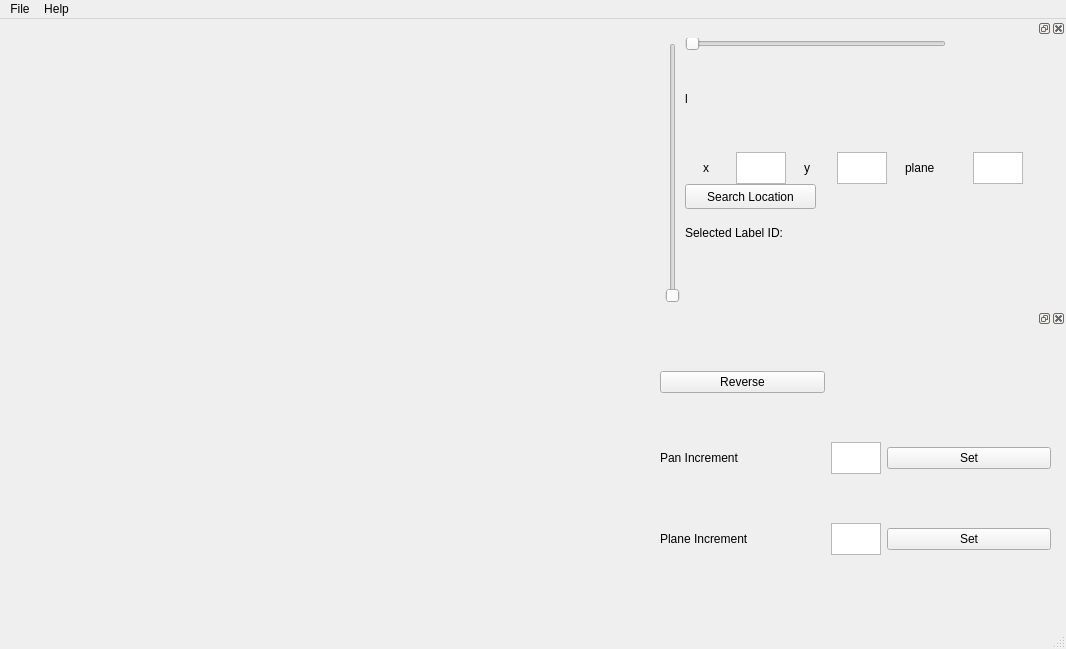
Old version of the form dvid_viewer/Gui/dvid_viewer.ui in the repository janelia-flyem/libdvid-utils.
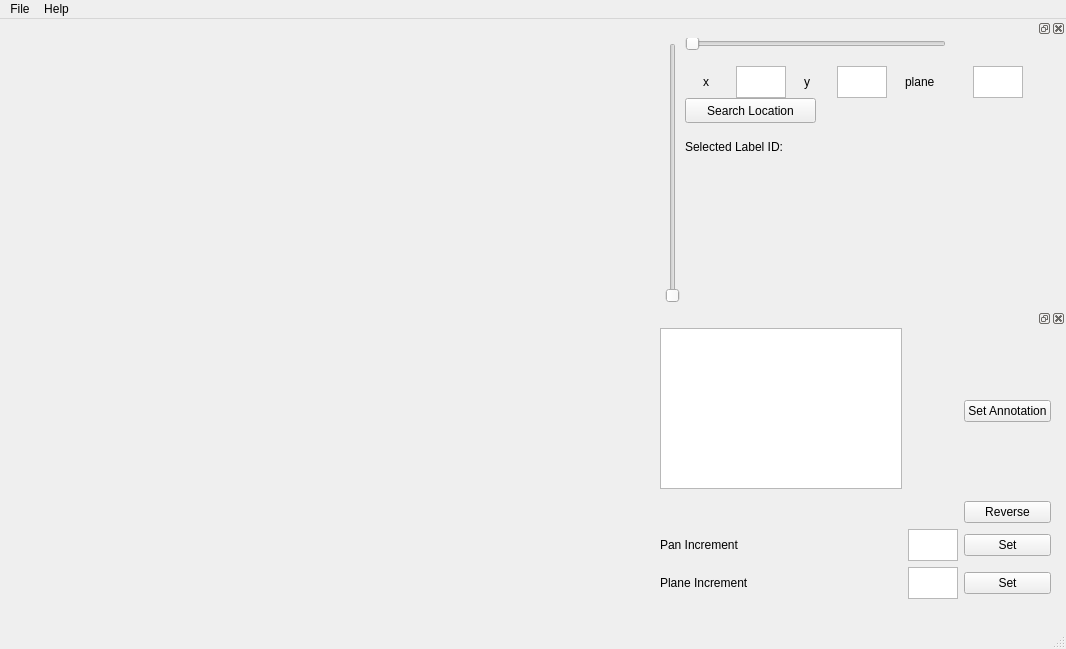
New version of the form.

Commit message: adds simple body annotation setter

```diff
--- a/dvid_viewer/Gui/dvid_viewer.ui
+++ b/dvid_viewer/Gui/dvid_viewer.ui
@@ -135,25 +135,6 @@
           </property>
          </widget>
         </item>
-        <item>
-         <widget class="QLabel" name="labelStatus">
-          <property name="sizePolicy">
-           <sizepolicy hsizetype="Maximum" vsizetype="Maximum">
-            <horstretch>0</horstretch>
-            <verstretch>0</verstretch>
-           </sizepolicy>
-          </property>
-          <property name="maximumSize">
-           <size>
-            <width>350</width>
-            <height>80</height>
-           </size>
-          </property>
-          <property name="text">
-           <string>l</string>
-          </property>
-         </widget>
-        </item>
         <item>
          <widget class="QStackedWidget" name="modeWidget">
           <property name="enabled">
@@ -441,6 +422,25 @@
           </widget>
          </widget>
         </item>
+        <item>
+         <widget class="QLabel" name="labelStatus">
+          <property name="sizePolicy">
+           <sizepolicy hsizetype="Maximum" vsizetype="Maximum">
+            <horstretch>0</horstretch>
+            <verstretch>0</verstretch>
+           </sizepolicy>
+          </property>
+          <property name="maximumSize">
+           <size>
+            <width>350</width>
+            <height>80</height>
+           </size>
+          </property>
+          <property name="text">
+           <string/>
+          </property>
+         </widget>
+        </item>
        </layout>
       </item>
      </layout>
@@ -468,7 +468,14 @@
       </rect>
      </property>
      <layout class="QGridLayout" name="gridLayout_2">
-      <item row="2" column="1">
+      <item row="4" column="3">
+       <widget class="QPushButton" name="panSet">
+        <property name="text">
+         <string>Set</string>
+        </property>
+       </widget>
+      </item>
+      <item row="4" column="2">
        <widget class="QTextEdit" name="textPan">
         <property name="maximumSize">
          <size>
@@ -478,7 +485,7 @@
         </property>
        </widget>
       </item>
-      <item row="2" column="0">
+      <item row="4" column="0">
        <widget class="QLabel" name="label_5">
         <property name="maximumSize">
          <size>
@@ -491,7 +498,7 @@
         </property>
        </widget>
       </item>
-      <item row="3" column="0">
+      <item row="5" column="0">
        <widget class="QLabel" name="label_4">
         <property name="maximumSize">
          <size>
@@ -504,7 +511,7 @@
         </property>
        </widget>
       </item>
-      <item row="3" column="1">
+      <item row="5" column="2">
        <widget class="QTextEdit" name="textPlaneIncr">
         <property name="maximumSize">
          <size>
@@ -514,27 +521,30 @@
         </property>
        </widget>
       </item>
-      <item row="2" column="2">
-       <widget class="QPushButton" name="panSet">
-        <property name="text">
-         <string>Set</string>
-        </property>
-       </widget>
-      </item>
-      <item row="3" column="2">
+      <item row="5" column="3">
        <widget class="QPushButton" name="planeSet">
         <property name="text">
          <string>Set</string>
         </property>
        </widget>
       </item>
-      <item row="1" column="0">
+      <item row="1" column="3" rowspan="2">
+       <widget class="QPushButton" name="setAnnotation">
+        <property name="text">
+         <string>Set Annotation</string>
+        </property>
+       </widget>
+      </item>
+      <item row="3" column="3">
        <widget class="QPushButton" name="reverseButton">
         <property name="text">
          <string>Reverse</string>
         </property>
        </widget>
       </item>
+      <item row="1" column="0" colspan="2">
+       <widget class="QTextEdit" name="textAnnotation"/>
+      </item>
      </layout>
     </widget>
    </widget>
```
The commit also changes 4 other files.
